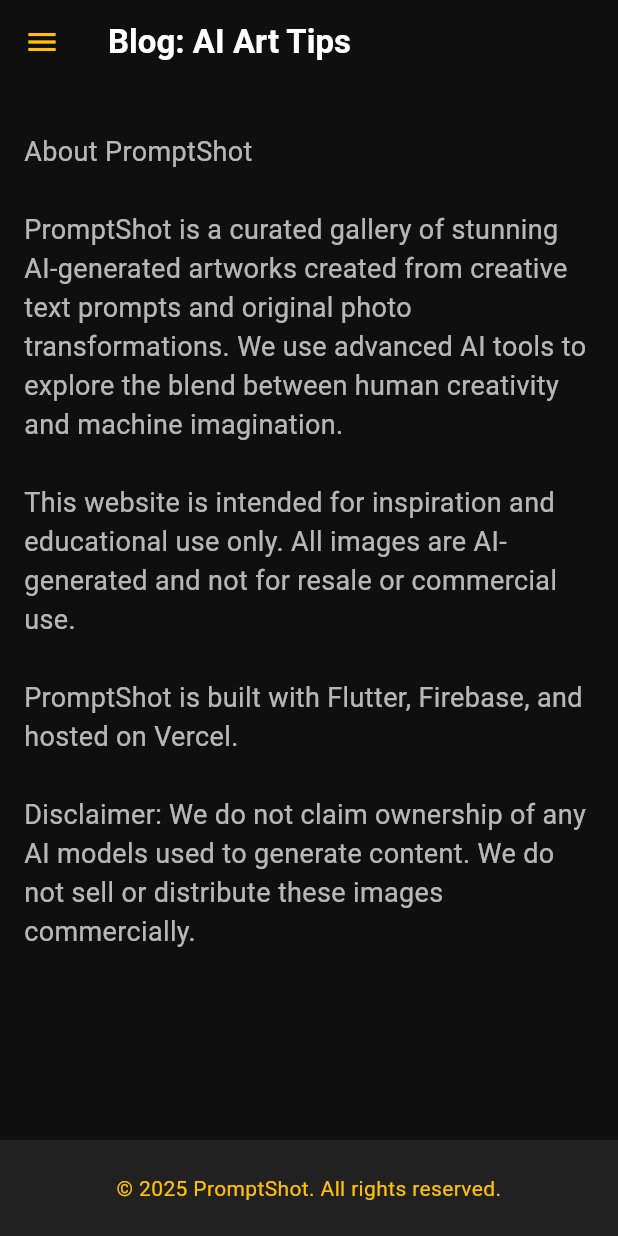
After one commit to MgThiha-Coding/prompt-shot-theme2, a Flutter app: the BlogPostPage screen opened by its route, on a phone screen of 412 x 824 dp. The commit adds this screen. Run offline on Flutter 3.47's test engine with Material 3 defaults, Android fonts, the phone set to English and light mode, and no system bars; our stand-ins replace cloud_firestore, firebase_core; missing offline and left inert: dart:html; accounts and stored records are empty; statements that could not run were skipped.

Commit message:
promptshot

```diff
--- a/lib/main.dart
+++ b/lib/main.dart
@@ -1,6 +1,8 @@
 import 'package:flutter/material.dart';
 import 'package:firebase_core/firebase_core.dart';
 import 'package:prompt_shot/screens/content_page.dart';
+import 'package:prompt_shot/widgets/blog_post_page.dart';
+import 'package:prompt_shot/widgets/pavicy_policy_page.dart';
 import 'firebase_options.dart';
 
 import 'screens/home_page.dart';
@@ -29,6 +31,8 @@
         '/': (context) => const HomePage(),
         '/gallery': (context) => const GalleryPage(),
         '/about': (context) => const AboutPage(),
+        '/blog': (context) => const BlogPostPage(),
+        '/privacy': (context) => const PrivacyPolicyPage(),
         '/contact': (context) => const ContactPage(),
       },
     );
--- a/lib/screens/about_page.dart
+++ b/lib/screens/about_page.dart
@@ -21,18 +21,18 @@
       drawer: isMobile ? DrawerMenu() : null,
       body: Column(
         children: [
-          if (!isMobile)
-            NavBar(
-              selected: 'about',
-            ),
+          if (!isMobile) NavBar(selected: 'about'),
           Expanded(
             child: SingleChildScrollView(
               padding: const EdgeInsets.symmetric(horizontal: 16, vertical: 32),
               child: const Text(
                 'About PromptShot\n\n'
-                'PromptShot is a curated gallery showcasing stunning AI-generated images created from creative prompts. '
-                'Our mission is to inspire creativity by blending imagination and technology.\n\n'
-                'This project is built with Flutter, Firebase, and hosted on Vercel. Feel free to explore and contribute!',
+                'PromptShot is a curated gallery that showcases captivating AI-generated images, each born from a blend of creativity, technology, and human essence. '
+                'We specialize in transforming original human photos into stunning artistic styles using advanced prompt engineering powered by Hailuo AI.\n\n'
+                'Whether it’s bringing a fantasy vision to life or stylizing portraits with cinematic flair, PromptShot captures imagination in pixels. '
+                'Our goal is to inspire and empower anyone to see their own image reimagined through the lens of artificial intelligence.\n\n'
+                'PromptShot is built using Flutter and Firebase, and proudly hosted on Vercel. It’s more than just a gallery — it’s a creative space where your face meets futuristic art.\n\n'
+                'Feel free to explore, get inspired, and share the magic!',
                 style: TextStyle(fontSize: 18, color: Colors.white70),
               ),
             ),
@@ -46,6 +46,8 @@
 
 // Reuse DrawerMenu from home_page.dart or extract to widgets folder
 class DrawerMenu extends StatelessWidget {
+  const DrawerMenu({super.key});
+
   @override
   Widget build(BuildContext context) {
     return Drawer(
@@ -54,8 +56,10 @@
         children: [
           DrawerHeader(
             decoration: BoxDecoration(color: Colors.blue.shade700),
-            child: const Text('PromptShot Menu',
-                style: TextStyle(color: Colors.white, fontSize: 24)),
+            child: const Text(
+              'PromptShot Menu',
+              style: TextStyle(color: Colors.white, fontSize: 24),
+            ),
           ),
           _buildDrawerItem(context, 'Home', '/'),
           _buildDrawerItem(context, 'Gallery', '/gallery'),
--- a/lib/theme.dart
+++ b/lib/theme.dart
@@ -7,12 +7,10 @@
     primary: Color(0xFF00BCD4),
     secondary: Color(0xFFFFC107),
     surface: Color(0xFF1C1C1C),
-    background: Color(0xFF0F0F0F),
     error: Colors.redAccent,
     onPrimary: Colors.white,
     onSecondary: Colors.black,
     onSurface: Colors.white70,
-    onBackground: Colors.white60,
     onError: Colors.white,
     brightness: Brightness.dark,
   ),
--- /dev/null
+++ b/lib/widgets/blog_post_page.dart
@@ -0,0 +1,45 @@
+import 'package:flutter/material.dart';
+import 'package:prompt_shot/screens/about_page.dart';
+import '../widgets/nav_bar.dart';
+import '../widgets/footer_section.dart';
+
+class BlogPostPage extends StatelessWidget {
+  const BlogPostPage({super.key});
+
+  @override
+  Widget build(BuildContext context) {
+    final width = MediaQuery.of(context).size.width;
+    final isMobile = width < 600;
+
+    return Scaffold(
+      appBar: isMobile
+          ? AppBar(
+              title: const Text('Blog: AI Art Tips'),
+              backgroundColor: Theme.of(context).scaffoldBackgroundColor,
+              iconTheme: const IconThemeData(color: Colors.amber),
+            )
+          : null,
+      drawer: isMobile ? const DrawerMenu() : null,
+      body: Column(
+        children: [
+          if (!isMobile) const NavBar(selected: 'blog'),
+          Expanded(
+            child: SingleChildScrollView(
+              padding: const EdgeInsets.symmetric(horizontal: 16, vertical: 32),
+              child: const Text(
+                'About PromptShot\n\n'
+                'PromptShot is a curated gallery of stunning AI-generated artworks created from creative text prompts and original photo transformations. '
+                'We use advanced AI tools to explore the blend between human creativity and machine imagination.\n\n'
+                'This website is intended for inspiration and educational use only. All images are AI-generated and not for resale or commercial use.\n\n'
+                'PromptShot is built with Flutter, Firebase, and hosted on Vercel.\n\n'
+                'Disclaimer: We do not claim ownership of any AI models used to generate content. We do not sell or distribute these images commercially.',
+                style: TextStyle(fontSize: 18, color: Colors.white70),
+              ),
+            ),
+          ),
+          const FooterSection(),
+        ],
+      ),
+    );
+  }
+}
--- a/lib/widgets/image_card.dart
+++ b/lib/widgets/image_card.dart
@@ -105,7 +105,15 @@
                       ),
                     ),
                     children: [
-                      Text(prompt, style: const TextStyle(color: Colors.white70)),
+                      SizedBox(
+                        height: 120, // fixed height for prompt box
+                        child: SingleChildScrollView(
+                          child: Text(
+                            prompt,
+                            style: const TextStyle(color: Colors.white70),
+                          ),
+                        ),
+                      ),
                       const SizedBox(height: 8),
                       ElevatedButton.icon(
                         onPressed: () => _copyPrompt(context),
--- a/lib/widgets/info_section.dart
+++ b/lib/widgets/info_section.dart
@@ -12,11 +12,7 @@
           'PromptShot is a curated gallery showcasing stunning AI-generated images created from creative prompts. Explore, download, and get inspired by the power of imagination combined with technology.',
           style: TextStyle(fontSize: 18, color: Colors.white70, height: 1.5),
         ),
-        SizedBox(height: 16),
-        Text(
-          'PromptShot ကတော့ စိတ်ကူးကောင်းတဲ့ စာသားလေးတွေ(prompts)ကနေ AI နဲ့ ဖန်တီးထားတဲ့ပုံလေးတွေကို စုစည်းပြသထားတဲ့ Gallery လေးပါ။ ဒီထဲမှာ ပုံလေးတွေကို လေ့လာကြည့်ရှုနိုင်သလို၊ ဒေါင်းလုဒ်လုပ်ပြီး စိတ်ကူးသစ်တွေလည်း ရယူနိုင်ပါတယ်။ နည်းပညာနဲ့ စိတ်ကူးစိတ်သန်းတွေ ပေါင်းစပ်လိုက်တဲ့အခါ ဘယ်လောက်အစွမ်းထက်လဲဆိုတာ ကိုယ်တိုင်တွေ့မြင်ခံစားကြည့်ပါဦးနော်။',
-          style: TextStyle(fontSize: 18, color: Colors.white70, height: 1.5),
-        ),
+
       ],
     );
   }
--- a/lib/widgets/nav_bar.dart
+++ b/lib/widgets/nav_bar.dart
@@ -1,7 +1,7 @@
 import 'package:flutter/material.dart';
 
 class NavBar extends StatelessWidget {
-  final String selected; // 'home', 'gallery', 'about', 'contact'
+  final String selected; // 'home', 'gallery', 'about', 'contact', 'blog', 'privacy'
 
   const NavBar({super.key, required this.selected});
 
@@ -27,6 +27,10 @@
           _NavBarItem(title: 'Gallery', selected: selected == 'gallery', route: '/gallery'),
           const SizedBox(width: 24),
           _NavBarItem(title: 'About', selected: selected == 'about', route: '/about'),
+          const SizedBox(width: 24),
+          _NavBarItem(title: 'Blog', selected: selected == 'blog', route: '/blog'),          // new
+          const SizedBox(width: 24),
+          _NavBarItem(title: 'Privacy Policy', selected: selected == 'privacy', route: '/privacy'), // new
           const SizedBox(width: 24),
           _NavBarItem(title: 'Contact', selected: selected == 'contact', route: '/contact'),
         ],
--- /dev/null
+++ b/lib/widgets/pavicy_policy_page.dart
@@ -0,0 +1,50 @@
+import 'package:flutter/material.dart';
+import 'package:prompt_shot/screens/about_page.dart';
+import '../widgets/nav_bar.dart';
+import '../widgets/footer_section.dart';
+
+class PrivacyPolicyPage extends StatelessWidget {
+  const PrivacyPolicyPage({super.key});
+
+  @override
+  Widget build(BuildContext context) {
+    final width = MediaQuery.of(context).size.width;
+    final isMobile = width < 600;
+
+    return Scaffold(
+      appBar: isMobile
+          ? AppBar(
+              title: const Text('Privacy Policy'),
+              backgroundColor: Theme.of(context).scaffoldBackgroundColor,
+              iconTheme: const IconThemeData(color: Colors.amber),
+            )
+          : null,
+      drawer: isMobile ? const DrawerMenu() : null,
+      body: Column(
+        children: [
+          if (!isMobile) const NavBar(selected: 'privacy'),
+          Expanded(
+            child: SingleChildScrollView(
+              padding: const EdgeInsets.symmetric(horizontal: 16, vertical: 32),
+              child: const Text(
+                'Privacy Policy\n\n'
+                'We respect your privacy and are committed to protecting your personal data.\n\n'
+                'Information we collect:\n'
+                '- Usage data such as IP address, browser type, and visit times.\n'
+                '- Cookies to improve user experience.\n\n'
+                'How we use your data:\n'
+                '- To operate and improve the website.\n'
+                '- To analyze traffic and usage patterns.\n\n'
+                'We do not sell or share your personal data with third parties.\n\n'
+                'By using our website, you consent to this privacy policy.\n\n'
+                'For questions, please contact us at support@yourdomain.com.',
+                style: TextStyle(fontSize: 16, color: Colors.white70),
+              ),
+            ),
+          ),
+          const FooterSection(),
+        ],
+      ),
+    );
+  }
+}
```
Also changed, not shown: lib/screens/content_page.dart (+9 -9 lines), lib/widgets/drawer_menu.dart (+18 -40 lines), lib/widgets/image_detail_page.dart (+13 -12 lines).
